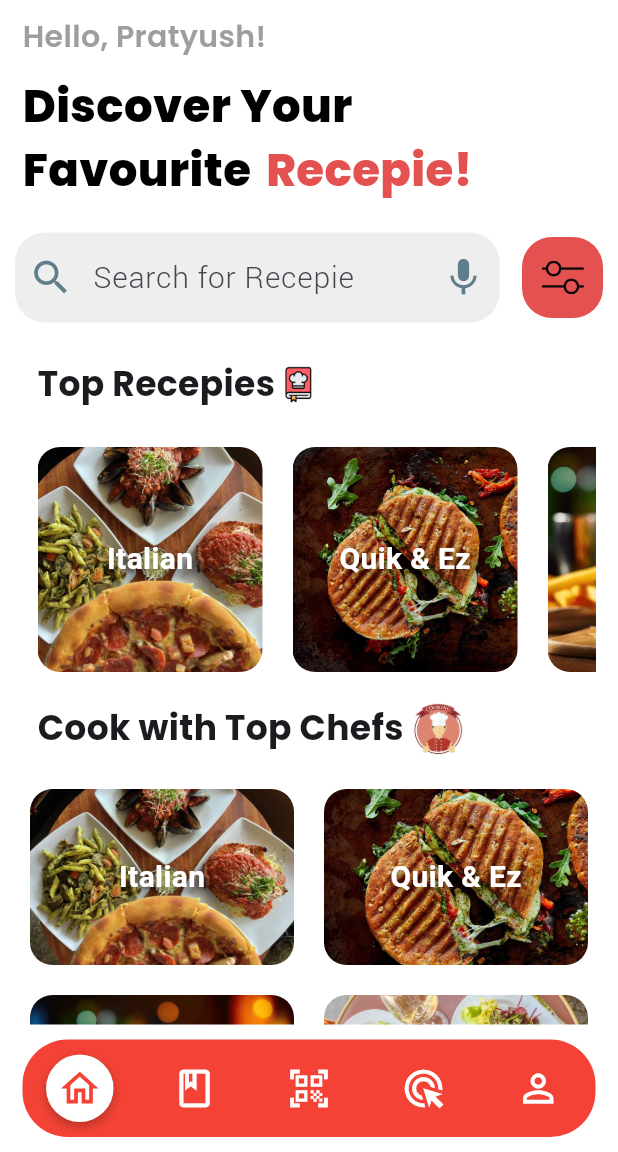
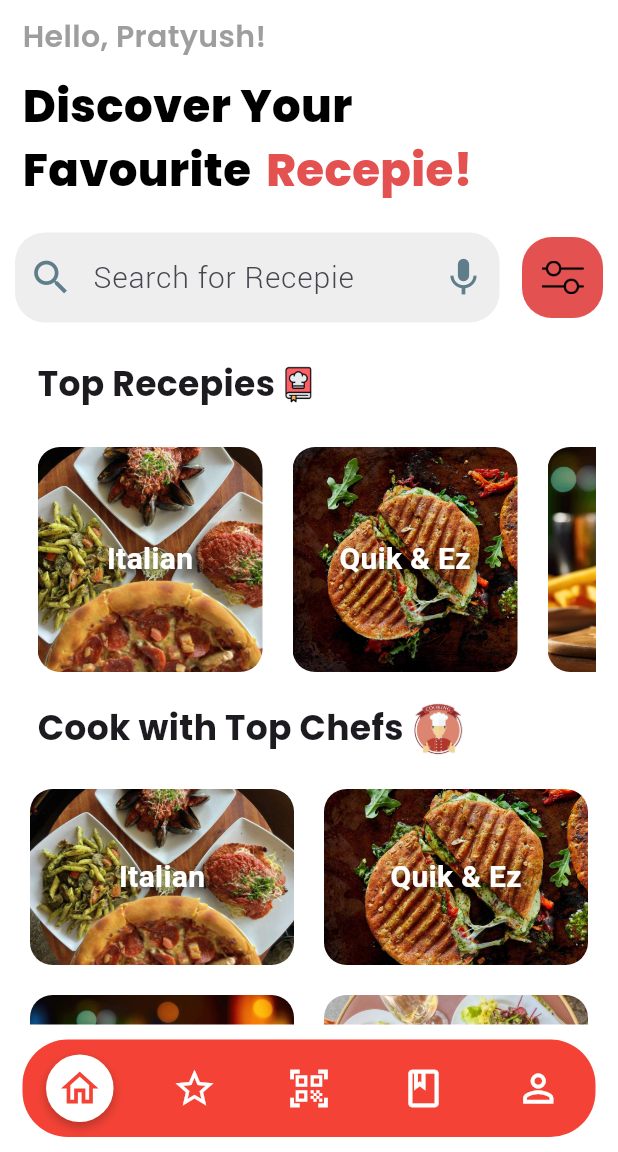
Before and after one commit to Pratyush-who/Hungroo-The-Food-App, a Flutter app: the screen it shows after launch, on a phone screen of 412 x 824 dp, the part 84-1236 px from its top. Run offline on Flutter 3.47's test engine with Material 3 defaults, Android fonts, the phone set to English and light mode, and no system bars; our stand-ins replace google_fonts.

Commit message:
made other pages too

```diff
--- a/lib/screens/favourites_screen.dart
+++ b/lib/screens/favourites_screen.dart
@@ -6,7 +6,6 @@ class FavouritesScreen extends StatelessWidget {
   final List<Meal> favouriteMeals;
 
   FavouritesScreen(this.favouriteMeals);
-
 
   @override
   Widget build(BuildContext context) {
@@ -17,6 +16,7 @@ class FavouritesScreen extends StatelessWidget {
     } else {
       return ListView.builder(
         itemBuilder: (ctx, index) {
+          print('Displaying: ${favouriteMeals[index].title}'); // Debugging
           return MealItem(
             id: favouriteMeals[index].id,
             title: favouriteMeals[index].title,
--- a/lib/screens/tabs_screen.dart
+++ b/lib/screens/tabs_screen.dart
@@ -7,7 +7,8 @@ import 'package:hungroo/widgets/main_drawer.dart';
 import 'package:hungroo/models/meal.dart';
 
 class TabsScreen extends StatefulWidget {
-  final List<Meal> favouriteMeals;
+  final List<Meal> favouriteMeals; // List of favourite meals passed to the screen
+
   TabsScreen(this.favouriteMeals);
 
   @override
@@ -15,57 +16,58 @@ class TabsScreen extends StatefulWidget {
 }
 
 class _TabsScreenState extends State<TabsScreen> {
-  late List<Widget> pages;
-  int selectedPageIndex = 0;
-
-  void selectPage(int index) {
-    setState(() {
-      selectedPageIndex = index;
-    });
-  }
+  late List<Widget> pages; // List of pages for the tabs
+  int selectedPageIndex = 0; // Index of the currently selected page
 
   @override
   void initState() {
     super.initState();
+    // Initialize the pages with Categories and Favourites screens
     pages = [
-  CategoriesScreen(),
-  FavouritesScreen(widget.favouriteMeals), // Favourites screen initialized
-];
+      CategoriesScreen(), // Categories screen
+      FavouritesScreen(widget.favouriteMeals), // Favourites screen initialized with data
+    ];
+  }
+
+  // Method to update the selected page index
+  void _onPageSelected(int index) {
+    setState(() {
+      selectedPageIndex = index; // Update the selected page index
+    });
   }
 
   @override
   Widget build(BuildContext context) {
     return Scaffold(
-      backgroundColor: Colors.white,
+      backgroundColor: Colors.white, // Set the background color to white
       appBar: AppBar(
-        backgroundColor: Colors.white,
-        elevation: 0,
-        scrolledUnderElevation: 0,
+        backgroundColor: Colors.white, // Set AppBar background to white
+        elevation: 0, // Remove AppBar shadow
+        scrolledUnderElevation: 0, // Remove additional shadow when scrolled
         title: Row(
           children: [
             const Text(
-              ' ',
+              ' ', // Placeholder for spacing
               style: TextStyle(fontSize: 23, fontWeight: FontWeight.w600),
             ),
             SizedBox(
-              width: 210,
+              width: 210, // Add space before the next widget
             ),
             Image.asset(
-              'assets/images/crown.png',
+              'assets/images/crown.png', // Display crown image
               height: 30,
             ),
             SizedBox(
-              width: 20,
+              width: 20, // Add space between the image and the icon
             ),
-            Icon(Icons.notifications_active_outlined),
+            Icon(Icons.notifications_active_outlined), // Notification icon
           ],
         ),
         leading: Builder(
           builder: (context) => GestureDetector(
             onTap: () => Scaffold.of(context).openDrawer(),
             child: Container(
-              margin: const EdgeInsets.only(
-                  left: 16.0, top: 10.0), // Adjust margin here
+              margin: const EdgeInsets.only(left: 16.0, top: 10.0),
               child: Image.asset(
                 'assets/images/iconss.jpg', // Custom icon for the drawer
                 fit: BoxFit.contain,
@@ -73,53 +75,14 @@ class _TabsScreenState extends State<TabsScreen> {
             ),
           ),
         ),
-        // bottom: TabBar(
-        //   labelColor: Colors.white70,
-        //   tabs: [
-        //     Tab(
-        //       icon: Icon(Icons.category),
-        //       text: 'Categories',
-        //     ),
-        //     Tab(
-        //       icon: Icon(Icons.star),
-        //       text: 'Starred',
-        //     )
-        //   ],
-        // ),
       ),
-      drawer: MainDrawer(),
-      body: pages[selectedPageIndex],
-
-      bottomNavigationBar: CustomBottomNavigationBar(onPageSelect: (int index) {
-  if (index == 3) {
-    // Navigate to FavouritesScreen when the 4th button is tapped
-    setState(() {
-      selectedPageIndex = 1; // Favourites screen is at index 1
-    });
-  } else {
-    selectPage(index);
-  }
-}),
-      //   BottomNavigationBar(
-      //   onTap: selectPage,
-      //   backgroundColor: Colors.deepPurple,
-      //   unselectedItemColor: Colors.yellow,
-      //   selectedItemColor: Colors.greenAccent,
-      //   currentIndex: selectedPageIndex,
-      //   type: BottomNavigationBarType.fixed,
-      //   items: const [
-      //     BottomNavigationBarItem(
-      //         icon: Icon(Icons.category),
-      //         label: 'Categories'),
-      //     BottomNavigationBarItem(icon: Icon(Icons.star), label: 'Starred'),
-      //   ],
-      // ),
-      // TabBarView(
-      //   children: [
-      //     CategoriesScreen(),
-      //     FavouritesScreen(),
-      //   ],
-      // ),
+      drawer: MainDrawer(), // Include the main drawer widget
+      body: selectedPageIndex < pages.length
+          ? pages[selectedPageIndex] // Show the selected page
+          : pages[0], // Fallback to the first page if index is invalid
+      bottomNavigationBar: CustomBottomNavigationBar(
+        onPageSelect: _onPageSelected, // Use _onPageSelected for handling tab changes
+      ),
     );
   }
 }
--- a/lib/widgets/bottom_navi_bar.dart
+++ b/lib/widgets/bottom_navi_bar.dart
@@ -1,4 +1,5 @@
 import 'package:flutter/material.dart';
+import 'package:hungroo/screens/qr_screen.dart';
 
 class CustomBottomNavigationBar extends StatefulWidget {
   final Function(int) onPageSelect;
@@ -13,15 +14,36 @@ class CustomBottomNavigationBar extends StatefulWidget {
       _CustomBottomNavigationBarState();
 }
 
-class _CustomBottomNavigationBarState
-    extends State<CustomBottomNavigationBar> {
+class _CustomBottomNavigationBarState extends State<CustomBottomNavigationBar> {
   int _selectedIndex = 0;
 
   void _onItemTapped(int index) {
     setState(() {
-      _selectedIndex = index;
+      _selectedIndex = index; // Update the selected index for visual feedback
     });
-    widget.onPageSelect(index);
+
+    //   if (index == 2) {
+    //   Navigator.of(context).pushNamed('/qrcode');
+    // } else if (index == 3) { // Corrected index for Favourites Screen
+    //   Navigator.of(context).pushNamed('/favourites');
+    // } else if (index == 4) {
+    //   Navigator.of(context).pushNamed('/profile');
+    // } else if (index == 1) {
+    //   Navigator.of(context).pushNamed('/chefsbook');
+    // } else {
+
+    if (index == 2) {
+      Navigator.of(context).pushNamed('/qrcode');
+    }
+    else if (index == 3) {
+      Navigator.of(context).pushNamed('/chefsbook');
+    }
+    else if (index == 4) {
+      Navigator.of(context).pushNamed('/profile');
+    }
+    else {
+      widget.onPageSelect(index);
+    }
   }
 
   @override
@@ -42,11 +64,11 @@ class _CustomBottomNavigationBarState
           child: Row(
             mainAxisAlignment: MainAxisAlignment.spaceAround,
             children: [
-              _buildNavItem(0, Icons.home_outlined, ''),
-              _buildNavItem(1, Icons.book_outlined, ''),
-              _buildNavItem(2, Icons.qr_code_scanner, ''),
-              _buildNavItem(3, Icons.ads_click_sharp, ''),
-              _buildNavItem(4, Icons.person_outline, ''),
+              _buildNavItem(0, Icons.home_outlined, ''), // Home Icon
+              _buildNavItem(1, Icons.star_border_sharp, ''), // Categories Icon
+              _buildNavItem(2, Icons.qr_code_scanner, ''), // QR Code Icon
+              _buildNavItem(3, Icons.book_outlined, ''), // Favourites Icon
+              _buildNavItem(4, Icons.person_outline, ''), // Profile Icon
             ],
           ),
         ),
@@ -57,19 +79,13 @@ class _CustomBottomNavigationBarState
   Widget _buildNavItem(int index, IconData icon, String label) {
     final isSelected = _selectedIndex == index;
     return InkWell(
-      onTap: () {
-        _onItemTapped(index);
-        if (index == 3) {
-          // Navigate to FavouritesScreen when the 4th button is tapped
-          Navigator.of(context).pushNamed('/favourites');
-        }
-      },
+      onTap: () => _onItemTapped(index), // Handle tap
       child: Column(
         mainAxisSize: MainAxisSize.min,
         children: [
           Container(
-            width: 45, // Increased size
-            height: 45, // Increased size
+            width: 45,
+            height: 45,
             decoration: BoxDecoration(
               color: isSelected ? Colors.white : Colors.red,
               shape: BoxShape.circle,
@@ -89,11 +105,11 @@ class _CustomBottomNavigationBarState
             ),
           ),
           if (label.isNotEmpty) ...[
-            const SizedBox(height: 1), // Adjusted spacing
+            const SizedBox(height: 1),
             Text(
               label,
               style: TextStyle(
-                fontSize: 14, // Slightly increased font size
+                fontSize: 14,
                 color: Colors.white,
                 fontWeight: isSelected ? FontWeight.w500 : FontWeight.normal,
               ),
```
Also changed, not shown: lib/main.dart (+13 -32 lines), lib/screens/chefs_book.dart (added, +78 -0 lines), lib/screens/profile_screen.dart (added, +94 -0 lines), lib/screens/qr_screen.dart (added, +78 -0 lines).
